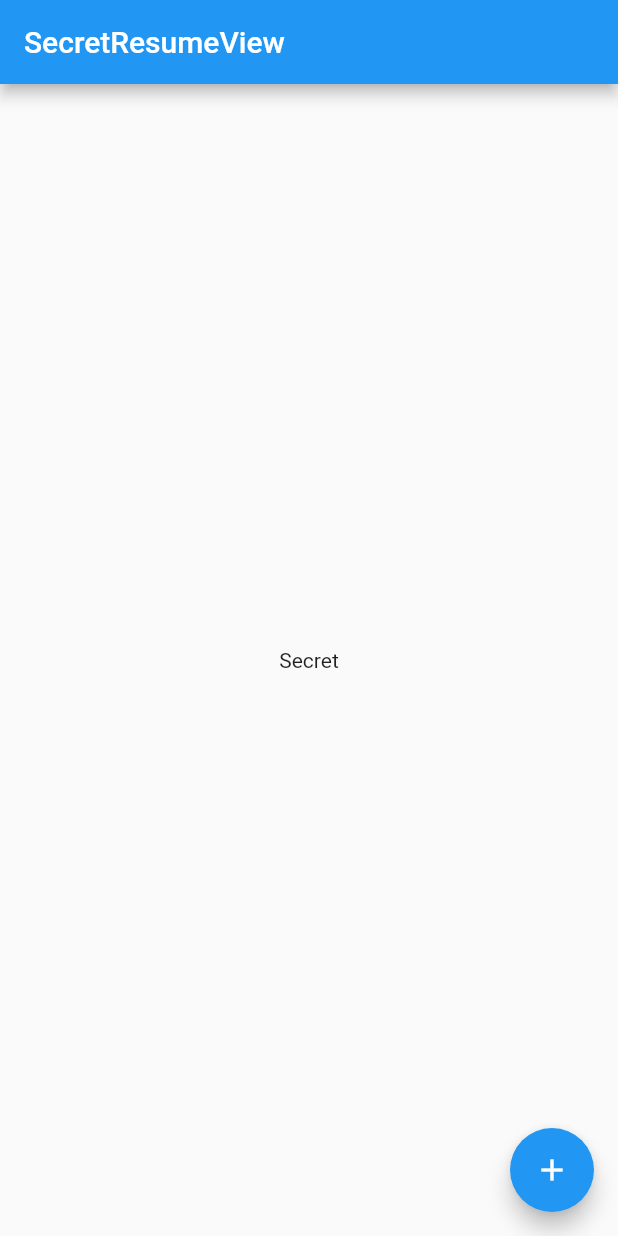
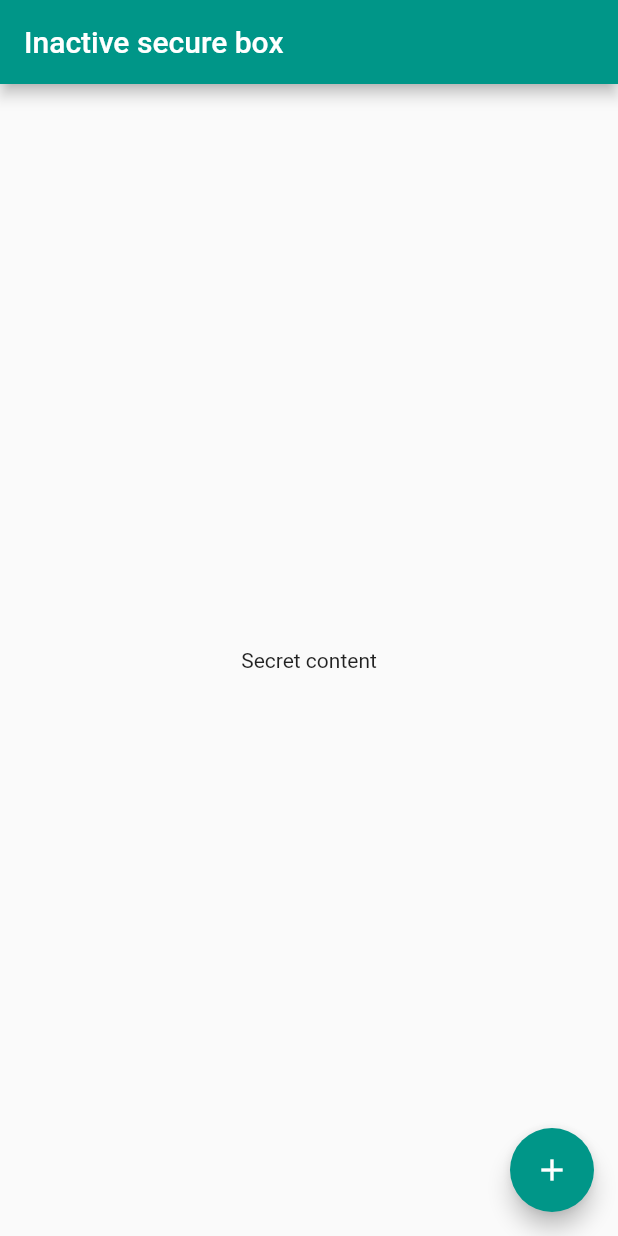
Before and after one commit to karbunkul/flutter_inactive_secure_box, a Flutter app: the screen it shows after launch, on a phone screen of 412 x 824 dp. Run offline on Flutter 3.47's test engine with Material 2 defaults, Android fonts, the phone set to English and light mode, and no system bars.

Commit message:
library refactoring

```diff
--- a/example/lib/main.dart
+++ b/example/lib/main.dart
@@ -1,5 +1,5 @@
 import 'package:flutter/material.dart';
-import 'package:secret_resume_view/secret_resume_view.dart';
+import 'package:inactive_secure_box/inactive_secure_box.dart';
 
 void main() {
   runApp(const MyApp());
@@ -11,9 +11,8 @@ class MyApp extends StatelessWidget {
   @override
   Widget build(BuildContext context) {
     return MaterialApp(
-      title: 'Flutter Demo',
-      theme: ThemeData(primarySwatch: Colors.blue),
-      // builder: (_, child) => SecretResumeView(child: child!),
+      theme: ThemeData(primarySwatch: Colors.teal),
+      builder: (_, child) => InactiveSecureBox(child: child!),
       home: const HomePage(),
     );
   }
@@ -25,13 +24,9 @@ class HomePage extends StatelessWidget {
   @override
   Widget build(BuildContext context) {
     return Scaffold(
-      appBar: AppBar(
-        title: const Text('SecretResumeView'),
-      ),
+      appBar: AppBar(title: const Text('Inactive secure box')),
       body: const Center(
-        child: SecretResumeView(
-          child: Text('Secret'),
-        ),
+        child: InactiveSecureBox(child: Text('Secret content')),
       ),
       floatingActionButton: FloatingActionButton(
         child: const Icon(Icons.add),
--- a/example/pubspec.yaml
+++ b/example/pubspec.yaml
@@ -34,7 +34,7 @@ dependencies:
   # The following adds the Cupertino Icons font to your application.
   # Use with the CupertinoIcons class for iOS style icons.
   cupertino_icons: ^1.0.2
-  secret_resume_view:
+  inactive_secure_box:
     path: ../
 
 dev_dependencies:
--- /dev/null
+++ b/lib/inactive_secure_box.dart
@@ -0,0 +1,3 @@
+library inactive_secure_box;
+
+export 'src/inactive_secure_box.dart';
--- a/lib/secret_resume_view.dart
+++ /dev/null
@@ -1,3 +0,0 @@
-library secret_resume_view;
-
-export 'src/secret_resume_view.dart';
--- /dev/null
+++ b/lib/src/inactive_secure_box.dart
@@ -0,0 +1,84 @@
+import 'dart:ui';
+
+import 'package:flutter/widgets.dart';
+
+class InactiveSecureBox extends StatefulWidget {
+  final Widget child;
+  final double? sigma;
+
+  const InactiveSecureBox({required this.child, Key? key, this.sigma})
+      : super(key: key);
+
+  @override
+  _InactiveSecureBoxState createState() => _InactiveSecureBoxState();
+}
+
+class _InactiveSecureBoxState extends State<InactiveSecureBox>
+    with WidgetsBindingObserver {
+  GlobalKey key = GlobalKey();
+  Size? size;
+  bool hasSecure = false;
+
+  @override
+  void initState() {
+    WidgetsBinding.instance.addObserver(this);
+    super.initState();
+  }
+
+  @override
+  void didChangeAppLifecycleState(AppLifecycleState state) async {
+    super.didChangeAppLifecycleState(state);
+    final renderObject = key.currentContext;
+
+    setState(() {
+      size = renderObject?.size;
+      hasSecure = state == AppLifecycleState.inactive;
+    });
+  }
+
+  @override
+  void dispose() {
+    WidgetsBinding.instance.removeObserver(this);
+    super.dispose();
+  }
+
+  @override
+  Widget build(BuildContext context) {
+    final otherBox = context.findAncestorWidgetOfExactType<InactiveSecureBox>();
+
+    if (!hasSecure || otherBox != null) {
+      return RepaintBoundary(key: key, child: widget.child);
+    }
+
+    double sigma = 10;
+    if ((widget.sigma ?? 0) > 0) {
+      sigma = widget.sigma!;
+    }
+
+    const inactiveKey = Key('inactive');
+
+    final filter = ImageFilter.blur(sigmaX: sigma, sigmaY: sigma);
+
+    if (MediaQuery.of(context).size == size) {
+      // fullscreen logic
+      return Stack(
+        key: inactiveKey,
+        children: [
+          widget.child,
+          BackdropFilter(
+            filter: filter,
+            child: const SizedBox.expand(),
+          ),
+        ],
+      );
+    } else {
+      // blur only widget
+      return ImageFiltered(
+        key: inactiveKey,
+        imageFilter: filter,
+        child: widget.child,
+        // child: const SizedBox.expand(),
+      );
+    }
+  }
+}
--- a/lib/src/secret_resume_view.dart
+++ /dev/null
@@ -1,81 +0,0 @@
-import 'dart:ui' as ui;
-import 'dart:ui';
-
-import 'package:flutter/rendering.dart';
-import 'package:flutter/widgets.dart';
-
-class SecretResumeView extends StatefulWidget {
-  final Widget child;
-  final double? sigma;
-  const SecretResumeView({required this.child, Key? key, this.sigma})
-      : super(key: key);
-
-  @override
-  _SecretResumeViewState createState() => _SecretResumeViewState();
-}
-
-class _SecretResumeViewState extends State<SecretResumeView>
-    with WidgetsBindingObserver {
-  final _key = GlobalKey();
-  MemoryImage? _capture;
-
-  @override
-  void initState() {
-    WidgetsBinding.instance?.addObserver(this);
-    super.initState();
-  }
-
-  @override
-  void didChangeAppLifecycleState(AppLifecycleState state) async {
-    super.didChangeAppLifecycleState(state);
-    MemoryImage? newCapture;
-    var boundary = _key.currentContext?.findRenderObject();
-    if (state == AppLifecycleState.inactive && boundary != null) {
-      var image = await (boundary as RenderRepaintBoundary).toImage();
-      var byteData = await image.toByteData(format: ui.ImageByteFormat.png);
-      var pngBytes = byteData!.buffer.asUint8List();
-      newCapture = MemoryImage(pngBytes);
-    } else {
-      newCapture = null;
-    }
-
-    if (_capture != newCapture) {
-      setState(() => _capture = newCapture);
-    }
-  }
-
-  @override
-  void dispose() {
-    WidgetsBinding.instance?.removeObserver(this);
-    super.dispose();
-  }
-
-  @override
-  Widget build(BuildContext context) {
-    if (_capture != null) {
-      double sigma = 10;
-      if ((widget.sigma ?? 0) > 0) {
-        sigma = widget.sigma!;
-      }
-
-      return LayoutBuilder(
-        builder: (_, constraints) {
-          return Stack(
-            children: [
-              Image(image: _capture!),
-              BackdropFilter(
-                filter: ImageFilter.blur(sigmaX: sigma, sigmaY: sigma),
-                child: SizedBox(
-                  width: constraints.smallest.width,
-                  height: constraints.smallest.height,
-                ),
-              ),
-            ],
-          );
-        },
-      );
-    }
-
-    return RepaintBoundary(key: _key, child: widget.child);
-  }
-}
```
Also changed, not shown: analysis_options.yaml (+6 -1 lines), pubspec.yaml (+4 -4 lines), example/pubspec.lock, 34 other files.
